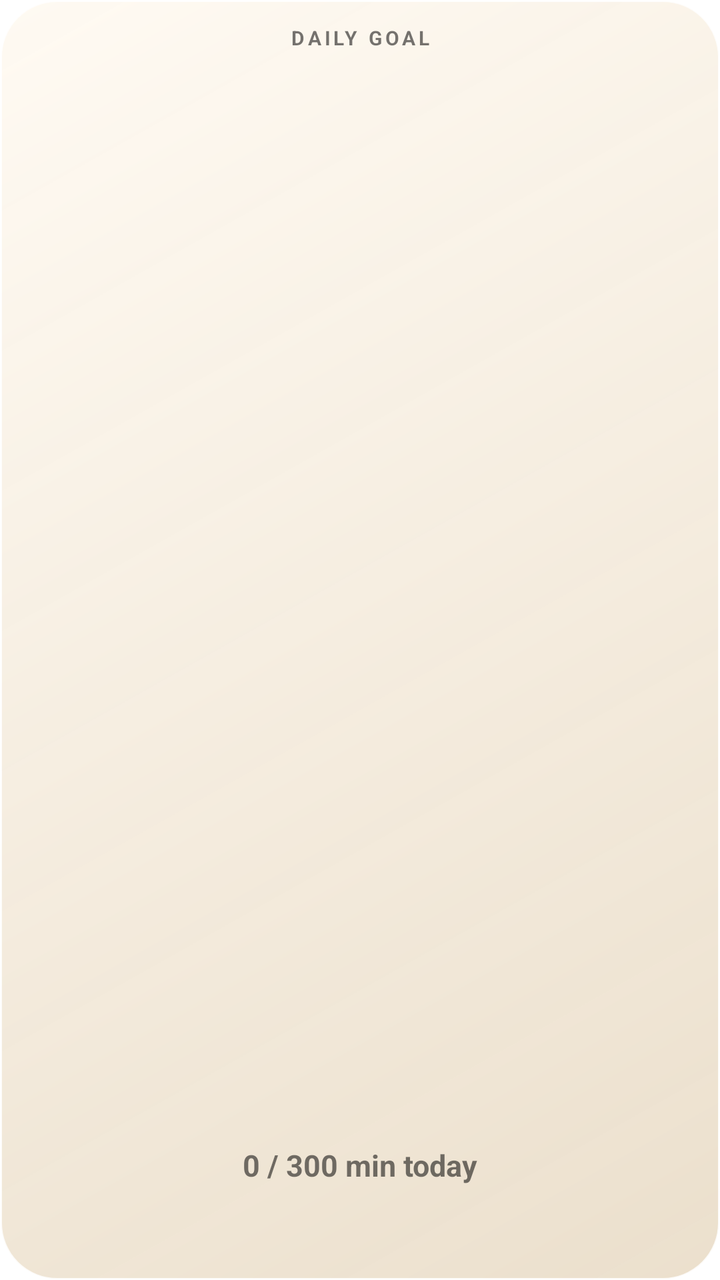
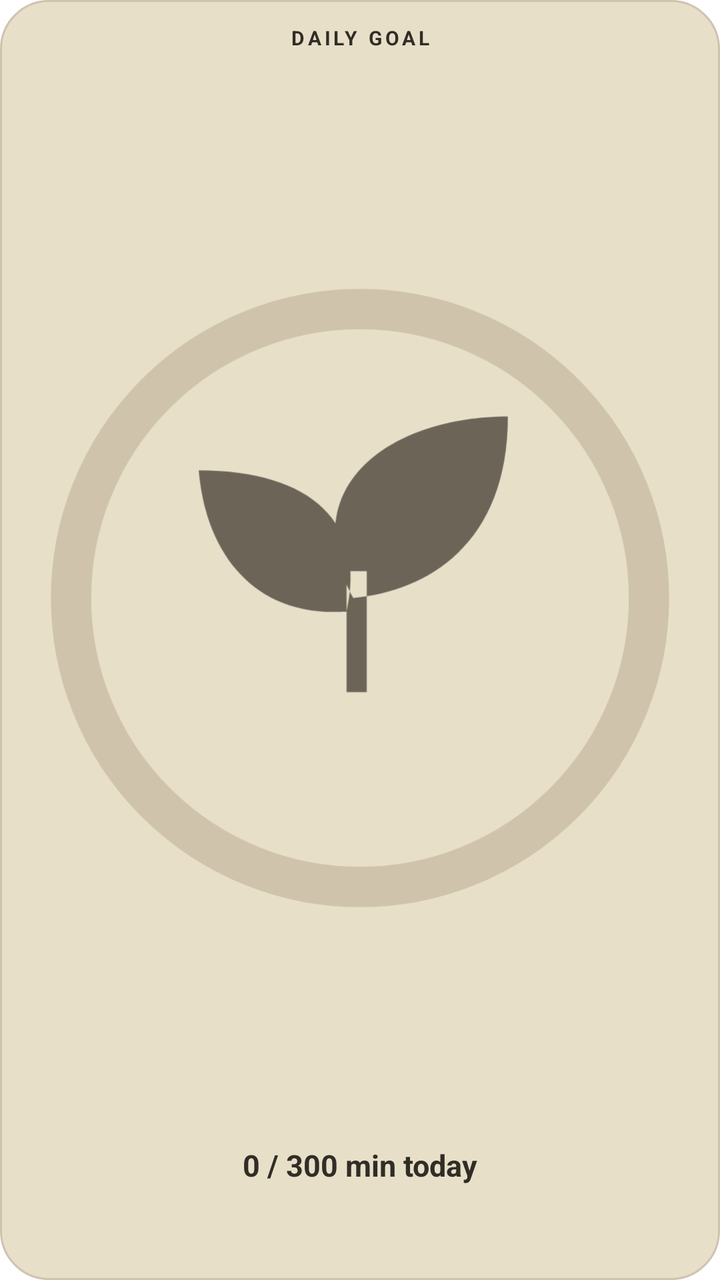

The first picture is an Android layout as it rendered before a commit; the second is the same layout after the commit. The layout source and the unified diff follow.
<!-- AndroidManifest.xml: fallback theme Theme.MaterialComponents.DayNight.NoActionBar -->
<!-- res/layout/ff_goal_widget.xml -->
<LinearLayout xmlns:android="http://schemas.android.com/apk/res/android"
    android:id="@+id/widget_root"
    android:layout_width="match_parent"
    android:layout_height="match_parent"
    android:orientation="vertical"
    android:gravity="center"
    android:padding="12dp"
    android:background="@drawable/ff_widget_day">
    <TextView
        android:id="@+id/widget_title"
        android:layout_width="match_parent"
        android:layout_height="wrap_content"
        android:gravity="center"
        android:text="DAILY GOAL"
        android:textSize="10sp"
        android:letterSpacing="0.16"
        android:textStyle="bold" />
    <ImageView
        android:id="@+id/widget_dial"
        android:layout_width="match_parent"
        android:layout_height="0dp"
        android:layout_weight="1"
        android:layout_marginVertical="6dp"
        android:scaleType="fitCenter"
        android:contentDescription="Daily goal completion percentage" />
    <TextView
        android:id="@+id/widget_progress"
        android:layout_width="match_parent"
        android:layout_height="wrap_content"
        android:gravity="center"
        android:text="0 / 300 min today"
        android:textSize="15sp"
        android:textStyle="bold" />
    <TextView
        android:id="@+id/widget_subject"
        android:layout_width="match_parent"
        android:layout_height="wrap_content"
        android:gravity="center"
        android:textSize="11sp"
        android:layout_marginTop="4dp" />
    <TextView
        android:id="@+id/widget_caption"
        android:layout_width="match_parent"
        android:layout_height="wrap_content"
        android:gravity="center"
        android:textSize="10sp"
        android:maxLines="2"
        android:layout_marginTop="3dp" />
</LinearLayout>
<!-- resources referenced by this layout -->
<resources>
  <!-- drawable ff_widget_day (drawable) -->
  <shape xmlns:android="http://schemas.android.com/apk/res/android">
      <corners android:radius="28dp" />
      <gradient
          android:angle="315"
          android:startColor="#F2FFFAF2"
          android:endColor="#E6E9DCC7" />
      <stroke android:width="1dp" android:color="#D9FFFFFF" />
  </shape>
</resources>

<!-- the commit's change to res/layout/ff_goal_widget.xml (unified diff, before → after) -->
@@ -5,7 +5,7 @@
     android:orientation="vertical"
     android:gravity="center"
     android:padding="12dp"
-    android:background="@drawable/ff_widget_day">
+    android:background="@drawable/ff_widget_background">
     <TextView
         android:id="@+id/widget_title"
         android:layout_width="match_parent"
@@ -14,9 +14,9 @@
         android:text="DAILY GOAL"
         android:textSize="10sp"
         android:letterSpacing="0.16"
-        android:textStyle="bold" />
+        android:textStyle="bold" android:textColor="@color/ff_widget_ink" />
     <ImageView
-        android:id="@+id/widget_dial"
+        android:id="@+id/widget_dial" android:src="@drawable/ff_widget_goal_preview"
         android:layout_width="match_parent"
         android:layout_height="0dp"
         android:layout_weight="1"
@@ -30,20 +30,20 @@
         android:gravity="center"
         android:text="0 / 300 min today"
         android:textSize="15sp"
-        android:textStyle="bold" />
+        android:textStyle="bold" android:textColor="@color/ff_widget_ink" />
     <TextView
         android:id="@+id/widget_subject"
         android:layout_width="match_parent"
         android:layout_height="wrap_content"
         android:gravity="center"
         android:textSize="11sp"
-        android:layout_marginTop="4dp" />
+        android:layout_marginTop="4dp" android:textColor="@color/ff_widget_ink" />
     <TextView
         android:id="@+id/widget_caption"
         android:layout_width="match_parent"
         android:layout_height="wrap_content"
         android:gravity="center"
         android:textSize="10sp"
-        android:maxLines="2"
-        android:layout_marginTop="3dp" />
+        android:maxLines="1" android:ellipsize="end"
+        android:layout_marginTop="3dp" android:textColor="@color/ff_widget_ink" />
 </LinearLayout>
<!-- resource entries referenced after the edit -->
@@ -1,13 +1,20 @@
 <!-- resources referenced by this layout -->
 <resources>
-  <!-- drawable ff_widget_day (drawable) -->
+  <color name="ff_widget_ink">#302D26</color>
+  <!-- drawable ff_widget_background (drawable) -->
   <shape xmlns:android="http://schemas.android.com/apk/res/android">
-      <corners android:radius="28dp" />
-      <gradient
-          android:angle="315"
-          android:startColor="#F2FFFAF2"
-          android:endColor="#E6E9DCC7" />
-      <stroke android:width="1dp" android:color="#D9FFFFFF" />
+      <corners android:radius="24dp" />
+      <solid android:color="@color/ff_widget_surface" />
+      <stroke android:width="1dp" android:color="@color/ff_widget_outline" />
   </shape>
+  <!-- drawable ff_widget_goal_preview (drawable) -->
+  <vector xmlns:android="http://schemas.android.com/apk/res/android"
+      android:width="160dp" android:height="160dp" android:viewportWidth="100" android:viewportHeight="100">
+      <path android:strokeColor="@color/ff_widget_outline" android:strokeWidth="6" android:fillColor="#00000000" android:pathData="M50,7a43,43 0,1 0,0 86a43,43 0,1 0,0 -86z" />
+      <path android:fillColor="@color/ff_widget_secondary" android:pathData="M48,52C34,53 27,43 26,31C43,31 51,39 48,52zM49,50C40,33 55,23 72,23C72,42 60,49 49,50zM48,64h3v-18h-3z" />
+  </vector>
+  <color name="ff_widget_surface">#E8DFC9</color>
+  <color name="ff_widget_outline">#CFC4AB</color>
+  <color name="ff_widget_secondary">#6C6557</color>
 </resources>
 
